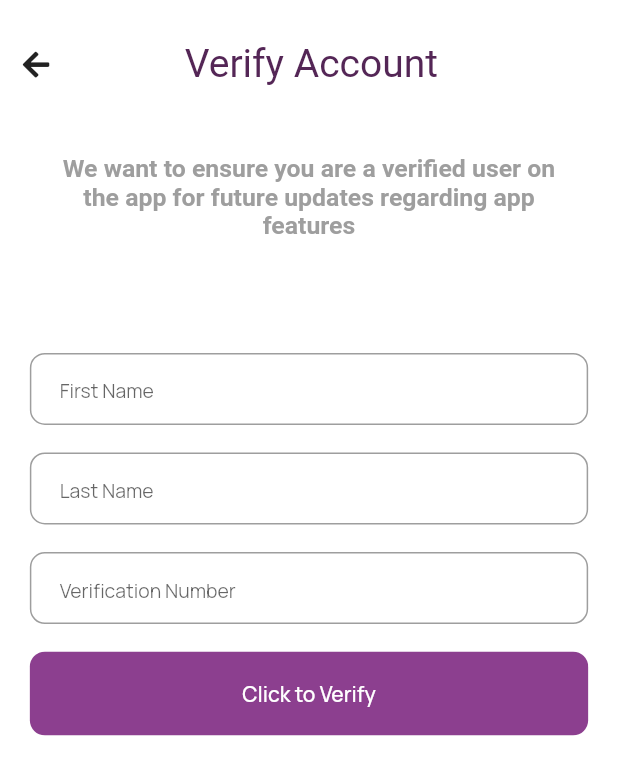
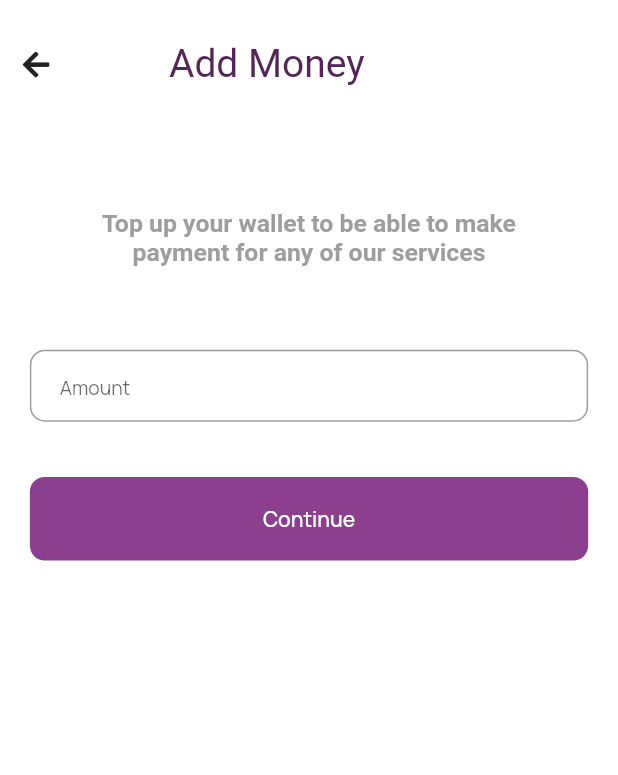
Before and after one commit to Oshinowo/quikpay, a Flutter app: the DashboardScreen screen opened by its route, after a tap on an icon or button, on a phone screen of 412 x 824 dp. Shown: the top 775 px of the screen. Run offline on Flutter 3.47's test engine with Material 2 defaults, Android fonts, the phone set to English and light mode, and no system bars; our stand-ins replace flutter_screenutil, flutter_svg, font_awesome_flutter, google_fonts, introduction_screen, shared_preferences; accounts and stored records are empty.

Commit message:
wallet top up amount screen added

```diff
--- a/lib/components/heading_title_with_back_icon.dart
+++ b/lib/components/heading_title_with_back_icon.dart
@@ -27,7 +27,7 @@ class HeadingTitleWithBackIcon extends StatelessWidget {
           ),
         ),
         Center(
-          widthFactor: 1.9.w,
+          widthFactor: 2.0.w,
           child: Text(
             title,
             style: kSecondHeadingTextStyle.copyWith(
--- a/lib/main.dart
+++ b/lib/main.dart
@@ -6,6 +6,7 @@ import 'package:quikpay/screens/dashboard/dashboard_screen.dart';
 import 'package:quikpay/screens/onboarding/onboarding_screen.dart';
 import 'package:quikpay/screens/verify_account/success_screen.dart';
 import 'package:quikpay/screens/verify_account/verify_account_screen.dart';
+import 'package:quikpay/screens/wallet_top_up/add_payment_screen.dart';
 import 'package:shared_preferences/shared_preferences.dart';
 import 'package:quikpay/config/palette.dart';
 import 'package:quikpay/screens/home/home_screen.dart';
@@ -59,6 +60,8 @@ class Quikpay extends StatelessWidget {
               const AccountConfirmationScreen(),
           AccountVerificationSuccessScreen.id: (context) =>
               const AccountVerificationSuccessScreen(),
+          AddPaymentAmountScreen.id: (context) =>
+              const AddPaymentAmountScreen(),
         },
       ),
     );
--- a/lib/screens/dashboard/dashboard_screen.dart
+++ b/lib/screens/dashboard/dashboard_screen.dart
@@ -5,7 +5,7 @@ import 'package:quikpay/constants/app_constants.dart';
 import 'package:quikpay/screens/dashboard/local_components/dashboard_mini_card_with_icon.dart';
 import 'package:quikpay/screens/dashboard/local_components/transaction_list_tile.dart';
 import 'package:quikpay/screens/dashboard/local_components/transactions_navigation_menu_button.dart';
-import 'package:quikpay/screens/verify_account/verify_account_screen.dart';
+import 'package:quikpay/screens/wallet_top_up/add_payment_screen.dart';
 
 class DashboardScreen extends StatefulWidget {
   static const String id = 'dashboard screen';
@@ -83,6 +83,7 @@ class _DashboardScreenState extends State<DashboardScreen> {
                         ),
                         child: Column(
                           crossAxisAlignment: CrossAxisAlignment.stretch,
+                          mainAxisAlignment: MainAxisAlignment.spaceBetween,
                           children: [
                             const Text(
                               'Your balance',
@@ -96,7 +97,7 @@ class _DashboardScreenState extends State<DashboardScreen> {
                                 Text(
                                   '₦90,569.00',
                                   style: TextStyle(
-                                    fontSize: 24.0.sp,
+                                    fontSize: 32.0.sp,
                                     fontWeight: FontWeight.w600,
                                     color: Colors.white,
                                   ),
@@ -152,7 +153,7 @@ class _DashboardScreenState extends State<DashboardScreen> {
                             ),
                             IconButton(
                               onPressed: () => Navigator.of(context).pushNamed(
-                                VerifyAccount.id,
+                                AddPaymentAmountScreen.id,
                               ),
                               icon: const FaIcon(
                                 FontAwesomeIcons.plusCircle,
--- a/lib/screens/verify_account/success_screen.dart
+++ b/lib/screens/verify_account/success_screen.dart
@@ -28,11 +28,11 @@ class AccountVerificationSuccessScreen extends StatelessWidget {
               children: [
                 Positioned(
                   child: Container(
-                    width: 120.w,
-                    height: 220.h,
+                    width: 145.w,
+                    height: 245.h,
                     decoration: BoxDecoration(
                       color: Colors.white.withOpacity(
-                        0.4,
+                        0.35,
                       ),
                       shape: BoxShape.circle,
                     ),
@@ -40,11 +40,11 @@ class AccountVerificationSuccessScreen extends StatelessWidget {
                 ),
                 Positioned(
                   child: Container(
-                    width: 150.w,
-                    height: 250.h,
+                    width: 122.w,
+                    height: 222.h,
                     decoration: BoxDecoration(
                       color: Colors.white.withOpacity(
-                        0.35,
+                        0.4,
                       ),
                       shape: BoxShape.circle,
                     ),
--- /dev/null
+++ b/lib/screens/wallet_top_up/add_payment_screen.dart
@@ -0,0 +1,88 @@
+import 'package:flutter/material.dart';
+import 'package:flutter_screenutil/flutter_screenutil.dart';
+import 'package:quikpay/components/custom_button.dart';
+import 'package:quikpay/components/custom_text_form_field.dart';
+import 'package:quikpay/components/heading_title_description.dart';
+import 'package:quikpay/components/heading_title_with_back_icon.dart';
+import 'package:quikpay/constants/app_constants.dart';
+
+class AddPaymentAmountScreen extends StatefulWidget {
+  const AddPaymentAmountScreen({Key? key}) : super(key: key);
+  static const String id = "add money";
+
+  @override
+  State<AddPaymentAmountScreen> createState() => _AddPaymentAmountScreenState();
+}
+
+class _AddPaymentAmountScreenState extends State<AddPaymentAmountScreen> {
+  final _addAmountFormGlobalKey = GlobalKey<FormState>();
+  final TextEditingController _amountController = TextEditingController();
+
+  @override
+  Widget build(BuildContext context) {
+    return Scaffold(
+      body: GestureDetector(
+        onTap: FocusScope.of(context).unfocus,
+        child: SafeArea(
+          child: Padding(
+            padding: EdgeInsets.symmetric(
+              vertical: kDefaultPadding.h,
+            ),
+            child: Column(
+              crossAxisAlignment: CrossAxisAlignment.stretch,
+              children: [
+                const HeadingTitleWithBackIcon(
+                  title: 'Add Money',
+                ),
+                SizedBox(
+                  height: kDefaultPadding.h * 4,
+                ),
+                Padding(
+                  padding: EdgeInsets.symmetric(
+                    horizontal: kDefaultPadding.w * 2,
+                  ),
+                  child: const HeadingTitleDescription(
+                    description:
+                        'Top up your wallet to be able to make payment for any of our services',
+                  ),
+                ),
+                SizedBox(
+                  height: kDefaultPadding.h * 3,
+                ),
+                Padding(
+                  padding: EdgeInsets.symmetric(
+                    horizontal: kDefaultPadding.w,
+                  ),
+                  child: Form(
+                    key: _addAmountFormGlobalKey,
+                    child: Column(
+                      crossAxisAlignment: CrossAxisAlignment.stretch,
+                      children: [
+                        CustomTextField(
+                          textInputAction: TextInputAction.done,
+                          controller: _amountController,
+                          asTerikText: false,
+                          keyboardInputType: TextInputType.number,
+                          validate: (value) {},
+                          placeholder: 'Amount',
+                        ),
+                        SizedBox(
+                          height: kDefaultPadding.h * 2,
+                        ),
+                        CustomButton(
+                          label: 'Continue',
+                          buttonBackgroundColor: kPrimaryColour,
+                          pressed: () {},
+                        ),
+                      ],
+                    ),
+                  ),
+                ),
+              ],
+            ),
+          ),
+        ),
+      ),
+    );
+  }
+}
```
